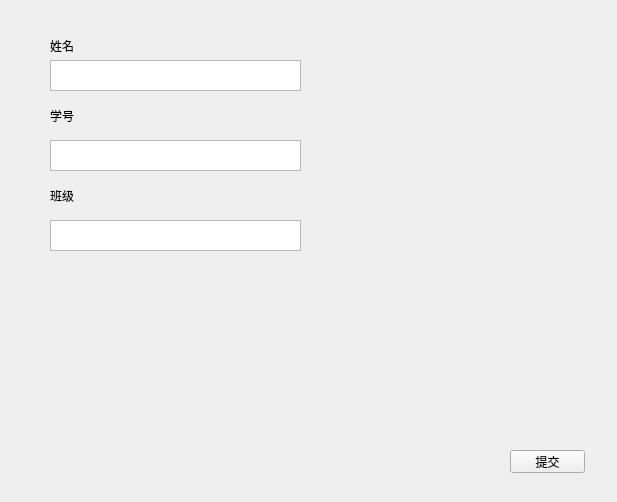
This is QtGuiFaceRecognition/InfoInput.ui in CAiNSEMBRACE/FaceRecognition as Qt 5 draws it before an edit. The edited form follows.
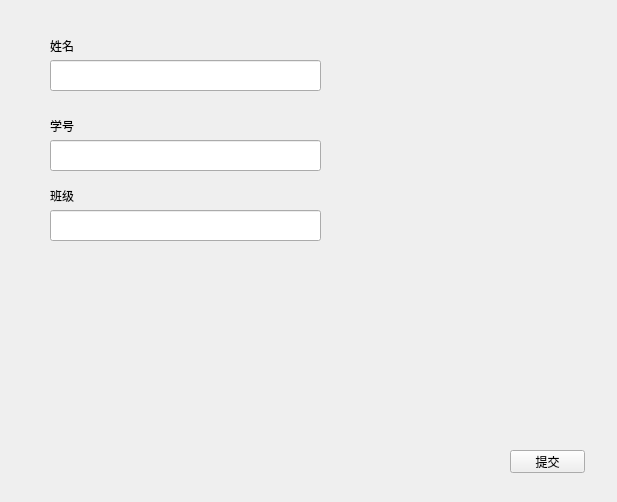
This is the edited form.

What changed in the file:
```diff
--- a/QtGuiFaceRecognition/InfoInput.ui
+++ b/QtGuiFaceRecognition/InfoInput.ui
@@ -13,16 +13,6 @@
   <property name="windowTitle">
    <string>Form</string>
   </property>
-  <widget class="QTextEdit" name="textEdit">
-   <property name="geometry">
-    <rect>
-     <x>50</x>
-     <y>60</y>
-     <width>251</width>
-     <height>31</height>
-    </rect>
-   </property>
-  </widget>
   <widget class="QLabel" name="label">
    <property name="geometry">
     <rect>
@@ -40,7 +30,7 @@
    <property name="geometry">
     <rect>
      <x>50</x>
-     <y>110</y>
+     <y>120</y>
      <width>54</width>
      <height>12</height>
     </rect>
@@ -49,16 +39,6 @@
     <string>学号</string>
    </property>
   </widget>
-  <widget class="QTextEdit" name="textEdit_2">
-   <property name="geometry">
-    <rect>
-     <x>50</x>
-     <y>140</y>
-     <width>251</width>
-     <height>31</height>
-    </rect>
-   </property>
-  </widget>
   <widget class="QLabel" name="label_3">
    <property name="geometry">
     <rect>
@@ -72,17 +52,7 @@
     <string>班级</string>
    </property>
   </widget>
-  <widget class="QTextEdit" name="textEdit_3">
-   <property name="geometry">
-    <rect>
-     <x>50</x>
-     <y>220</y>
-     <width>251</width>
-     <height>31</height>
-    </rect>
-   </property>
-  </widget>
-  <widget class="QPushButton" name="pushButton">
+  <widget class="QPushButton" name="Button_input">
    <property name="geometry">
     <rect>
      <x>510</x>
@@ -95,6 +65,36 @@
     <string>提交</string>
    </property>
   </widget>
+  <widget class="QLineEdit" name="Edit_name">
+   <property name="geometry">
+    <rect>
+     <x>50</x>
+     <y>60</y>
+     <width>271</width>
+     <height>31</height>
+    </rect>
+   </property>
+  </widget>
+  <widget class="QLineEdit" name="Edit_id">
+   <property name="geometry">
+    <rect>
+     <x>50</x>
+     <y>140</y>
+     <width>271</width>
+     <height>31</height>
+    </rect>
+   </property>
+  </widget>
+  <widget class="QLineEdit" name="Edit_class">
+   <property name="geometry">
+    <rect>
+     <x>50</x>
+     <y>210</y>
+     <width>271</width>
+     <height>31</height>
+    </rect>
+   </property>
+  </widget>
  </widget>
  <resources/>
  <connections/>
```
Left out of the diff: 19 changed lines with no effect on the pictures.
